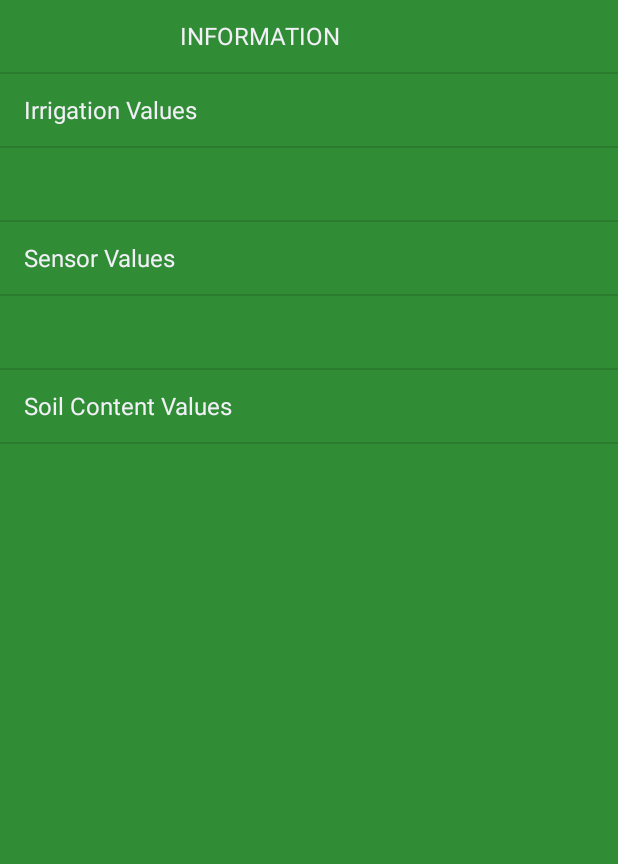
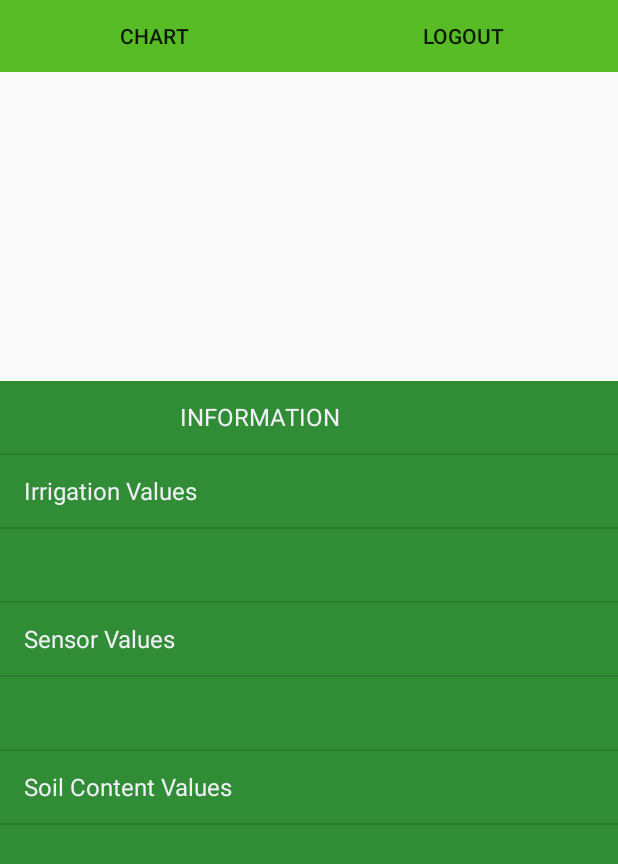
Before and after one commit to rajneeshkatkam/ProFarmingApp, an Android app: the screen it shows after launch once a user with an empty profile is signed in (afterLogin), on a phone screen of 412 x 824 dp. Shown: the top 864 px of the screen. Run offline under Robolectric (Android 15) with nearby library versions, the light colour scheme and no system bars; our stand-ins replace Firebase (no records; nobody signed in at launch, a user with empty details on screens opened directly); 12 statements that could not run were skipped.

Commit message:
logout and displayChart button added and code refined and navigation side Bar removed

```diff
--- a/app/src/main/java/com/raj/profarmingapp/MainActivity.java
+++ b/app/src/main/java/com/raj/profarmingapp/MainActivity.java
@@ -1,12 +1,12 @@
 package com.raj.profarmingapp;
 
+import android.app.ProgressDialog;
 import android.content.Intent;
 import android.support.annotation.NonNull;
 import android.support.v7.app.AppCompatActivity;
 import android.os.Bundle;
 import android.util.Log;
 import android.view.View;
-import android.widget.Button;
 import android.widget.EditText;
 import android.widget.ProgressBar;
 import android.widget.Toast;
@@ -28,7 +28,7 @@ public class MainActivity extends AppCompatActivity {
     Pattern p;
     Matcher m;
     private FirebaseAuth mAuth;
-    ProgressBar progressBar;
+    ProgressDialog progressDialog;
 
 
     @Override
@@ -38,7 +38,7 @@ public class MainActivity extends AppCompatActivity {
         emailId=(EditText) findViewById(R.id.emailId);
         password=(EditText) findViewById(R.id.password);
         mAuth=FirebaseAuth.getInstance();
-        progressBar=(ProgressBar) findViewById(R.id.progressBar);
+        progressDialog=new ProgressDialog(this);
 
         //mAuth=FirebaseAuth.getInstance();
     }
@@ -99,11 +99,12 @@ public class MainActivity extends AppCompatActivity {
 
         ////New User SignUp
         else {
-            progressBar.setVisibility(View.VISIBLE);
+            progressDialog.setMessage("Logging In..");
+            progressDialog.show();
             mAuth.signInWithEmailAndPassword(emailId1,password1).addOnCompleteListener(new OnCompleteListener<AuthResult>() {
                 @Override
                 public void onComplete(@NonNull Task<AuthResult> task) {
-                    progressBar.setVisibility(View.GONE);
+                    progressDialog.dismiss();
                     if(task.isSuccessful())
                     {
 
--- a/app/src/main/java/com/raj/profarmingapp/afterLogin.java
+++ b/app/src/main/java/com/raj/profarmingapp/afterLogin.java
@@ -1,29 +1,22 @@
 package com.raj.profarmingapp;
 
 import android.app.ProgressDialog;
-import android.content.Context;
 import android.content.Intent;
 import android.content.SharedPreferences;
-import android.net.Uri;
 import android.os.Build;
-import android.support.annotation.NonNull;
 import android.support.design.widget.NavigationView;
 import android.support.v4.widget.DrawerLayout;
 import android.support.v7.app.ActionBarDrawerToggle;
 import android.support.v7.app.AppCompatActivity;
 import android.os.Bundle;
 import android.util.Log;
-import android.view.MenuItem;
 import android.view.View;
 import android.widget.ArrayAdapter;
 import android.widget.Button;
 import android.widget.ListView;
 import android.widget.Toast;
-import android.widget.Toolbar;
 
-import com.google.android.gms.tasks.OnSuccessListener;
 import com.google.firebase.auth.FirebaseAuth;
-import com.google.firebase.auth.FirebaseUser;
 import com.google.firebase.database.DataSnapshot;
 import com.google.firebase.database.DatabaseError;
 import com.google.firebase.database.DatabaseReference;
@@ -31,11 +24,8 @@ import com.google.firebase.database.FirebaseDatabase;
 import com.google.firebase.database.ValueEventListener;
 import com.google.firebase.storage.FirebaseStorage;
 import com.google.firebase.storage.StorageReference;
-import com.google.firebase.storage.UploadTask;
 
-import java.net.URI;
 import java.util.ArrayList;
-import java.util.List;
 
 public class afterLogin extends AppCompatActivity {
     private static final String TAG = "afterLoginActivity";
@@ -47,32 +37,34 @@ public class afterLogin extends AppCompatActivity {
 
 
     SharedPreferences file;  ///For storing flag value to check the external storage permissions and saving the flag value after the app is being shutdown;
-    Button gallery;
+    Button logout;
+    Button displayChart;
     ListView fieldInfoListView;
-    int gallery_Intent=1;
+    //int gallery_Intent=1;
     ProgressDialog progressDialog;
     ArrayList<String> list;
     ArrayAdapter<String> adapter;
 
 
 
-    Boolean flag,fertilizerPump,nitrogenValve,phosphorousValve,potassiumValve,waterPump;
-    Integer humidity,moisture,temperature,nitrogen,pH,phosphorous,potassium;
+
+    Boolean flag;
+    Info irrigation, irrigationValve,sensor,soilContent;
 
 
-    DrawerLayout mDrawerLayout;
-    ActionBarDrawerToggle mToggle;
-    NavigationView navigationView;
 
     @Override
     protected void onCreate(Bundle savedInstanceState) {
         super.onCreate(savedInstanceState);
         setContentView(R.layout.activity_after_login);
+
+
         progressDialog=new ProgressDialog(this);
         fieldInfoListView=(ListView) findViewById(R.id.fieldInfoListView);
         list=new ArrayList<String>();
         adapter=new ArrayAdapter<String>(getApplicationContext(),android.R.layout.simple_list_item_1,list);
-        navigationView=(NavigationView)findViewById(R.id.navigationView);
+        logout=(Button) findViewById(R.id.logout);
+        displayChart=(Button)findViewById(R.id.displayChart);
 
 
         file = getSharedPreferences("save", 0);
@@ -105,27 +97,8 @@ public class afterLogin extends AppCompatActivity {
 
             @Override
             public void onCancelled(DatabaseError databaseError) {
-                Toast.makeText(getApplicationContext(),"Error updating the data from the Database",Toast.LENGTH_LONG).show();
             }
         });
-
-
-
-
-
-
-
-        /// Navigation Side Bar
-        mDrawerLayout=(DrawerLayout) findViewById(R.id.drawer_layout);
-        mToggle=new ActionBarDrawerToggle(this,mDrawerLayout,R.string.open,R.string.close);
-
-        mDrawerLayout.addDrawerListener(mToggle);
-        mToggle.syncState();
-        if(getSupportActionBar() != null)
-        getSupportActionBar().setDisplayHomeAsUpEnabled(true);   ///////////////////////
-
-
-
 
     }
 
@@ -167,24 +140,14 @@ public class afterLogin extends AppCompatActivity {
     {
 
         /// Irrigation Values
-        fertilizerPump=dataSnapshot.child(uid).child("irrigation").child("fertilizerPump").getValue(Boolean.class);
-        nitrogenValve=dataSnapshot.child(uid).child("irrigation").child("fertilizerValve").child("nitrogenValve").getValue(Boolean.class);
-        phosphorousValve=dataSnapshot.child(uid).child("irrigation").child("fertilizerValve").child("phosphorousValve").getValue(Boolean.class);
-        potassiumValve=dataSnapshot.child(uid).child("irrigation").child("fertilizerValve").child("potassiumValve").getValue(Boolean.class);
-        waterPump=dataSnapshot.child(uid).child("irrigation").child("waterPump").getValue(Boolean.class);
-
+        irrigation =dataSnapshot.child(uid).child("irrigation").getValue(Info.class);
+        irrigationValve =dataSnapshot.child(uid).child("irrigation").child("fertilizerValve").getValue(Info.class);
 
         /// Sensor Values
-        humidity=dataSnapshot.child(uid).child("sensor").child("humidity").getValue(Integer.class);
-        moisture=dataSnapshot.child(uid).child("sensor").child("moisture").getValue(Integer.class);
-        temperature=dataSnapshot.child(uid).child("sensor").child("temperature").getValue(Integer.class);
-
+        sensor=dataSnapshot.child(uid).child("sensor").getValue(Info.class);
 
         /// Soil Content Values
-        nitrogen=dataSnapshot.child(uid).child("soilContents").child("nitrogen").getValue(Integer.class);
-        pH=dataSnapshot.child(uid).child("soilContents").child("pH").getValue(Integer.class);
-        phosphorous=dataSnapshot.child(uid).child("soilContents").child("phosphorous").getValue(Integer.class);
-        potassium=dataSnapshot.child(uid).child("soilContents").child("potassium").getValue(Integer.class);
+        soilContent=dataSnapshot.child(uid).child("soilContents").getValue(Info.class);
         listElements();
 
     }
@@ -203,24 +166,34 @@ public class afterLogin extends AppCompatActivity {
         list.clear();
         list.add("                          INFORMATION");
         list.add("Irrigation Values");
-        list.add("Fertilizer Pump: "+fertilizerPump.toString());
-        list.add("Nitrogen Valve: "+nitrogenValve.toString());
-        list.add("Phosphorous Valve: "+phosphorousValve.toString());
-        list.add("Potassium Valve: "+potassiumValve.toString());
-        list.add("Water Pump: "+waterPump.toString());
+        list.add("Fertilizer Pump: "+ irrigation.fertilizerPump.toString());
+        list.add("Nitrogen Valve: "+ irrigationValve.nitrogenValve.toString());
+        list.add("Phosphorous Valve: "+ irrigationValve.phosphorousValve.toString());
+        list.add("Potassium Valve: "+ irrigationValve.potassiumValve.toString());
+        list.add("Water Pump: "+ irrigation.waterPump.toString());
         list.add("");
         list.add("Sensor Values");
-        list.add("Humidity: "+humidity.toString());
-        list.add("Moisture: "+moisture.toString());
-        list.add("Temperature: "+temperature.toString());
+        list.add("Humidity: "+sensor.humidity.toString());
+        list.add("Moisture: "+sensor.moisture.toString());
+        list.add("Temperature: "+sensor.temperature.toString());
         list.add("");
         list.add("Soil Content Values");
-        list.add("Nitrogen: "+nitrogen.toString());
-        list.add("pH: "+pH.toString());
-        list.add("Phosphorous: "+phosphorous.toString());
-        list.add("Potassium: "+potassium.toString());
+        list.add("Nitrogen: "+soilContent.nitrogen.toString());
+        list.add("pH: "+soilContent.pH.toString());
+        list.add("Phosphorous: "+soilContent.phosphorous.toString());
+        list.add("Potassium: "+soilContent.potassium.toString());
         fieldInfoListView.setAdapter(adapter);
 
+    }
+
+
+    public void logout(View v)
+    {
+        Log.i("Signout","Logged out");
+        mAuth.signOut();
+        startActivity(new Intent(getApplicationContext(),MainActivity.class));
+        finish();
+        makeToast("Logged out");
     }
 
 
@@ -274,4 +247,6 @@ public class afterLogin extends AppCompatActivity {
 
 
 
+
+
 }
--- a/app/src/main/res/layout/activity_after_login.xml
+++ b/app/src/main/res/layout/activity_after_login.xml
@@ -1,35 +1,43 @@
 <?xml version="1.0" encoding="utf-8"?>
-<android.support.v4.widget.DrawerLayout xmlns:android="http://schemas.android.com/apk/res/android"
+<RelativeLayout xmlns:android="http://schemas.android.com/apk/res/android"
     xmlns:app="http://schemas.android.com/apk/res-auto"
     xmlns:tools="http://schemas.android.com/tools"
-    android:id="@+id/drawer_layout"
     android:layout_width="match_parent"
     android:layout_height="match_parent"
     tools:context="com.raj.profarmingapp.afterLogin">
 
 
-    <android.support.design.widget.NavigationView
-        android:id="@+id/navigationView"
+    <LinearLayout
+        android:layout_width="match_parent"
+        android:layout_height="wrap_content"
+        android:orientation="horizontal">
+
+        <Button
+            android:id="@+id/displayChart"
             android:layout_width="wrap_content"
-        android:layout_height="match_parent"
-        android:layout_gravity="start"
-        android:background="@color/colorPrimaryDark"
-        android:contextClickable="true"
-        app:menu="@menu/navigation_menu">
+            android:layout_height="wrap_content"
+            android:layout_weight="1"
+            android:background="@color/colorAccent"
+            android:onClick="displayChart"
+            android:text="Chart" />
 
-
-    </android.support.design.widget.NavigationView>
-
-    <RelativeLayout
-        android:layout_width="match_parent"
-        android:layout_height="match_parent">
+        <Button
+            android:id="@+id/logout"
+            android:layout_width="wrap_content"
+            android:layout_height="wrap_content"
+            android:layout_weight="1"
+            android:background="@color/colorAccent"
+            android:onClick="logout"
+            android:text="Logout" />
+    </LinearLayout>
 
     <ListView
         android:id="@+id/fieldInfoListView"
         android:layout_width="match_parent"
-            android:layout_height="match_parent"
+        android:layout_height="570dp"
+        android:layout_alignParentBottom="true"
+        android:layout_alignParentStart="true"
         android:background="@color/colorPrimary" />
-    </RelativeLayout>
 
 
-</android.support.v4.widget.DrawerLayout>
+</RelativeLayout>
--- a/app/src/main/res/values/colors.xml
+++ b/app/src/main/res/values/colors.xml
@@ -1,6 +1,6 @@
 <?xml version="1.0" encoding="utf-8"?>
 <resources>
     <color name="colorPrimary">#318d35</color>
-    <color name="colorPrimaryDark">#28a25d</color>
-    <color name="colorAccent">#FF46594E</color>
+    <color name="colorPrimaryDark">#60ae61</color>
+    <color name="colorAccent">#57bc25</color>
 </resources>
```
Also changed, not shown: app/src/main/java/com/raj/profarmingapp/Info.java (added, +50 -0 lines), app/src/main/java/com/raj/profarmingapp/SignUpActivity.java (+6 -4 lines). Lines whose indentation alone changed are shown as unchanged.
